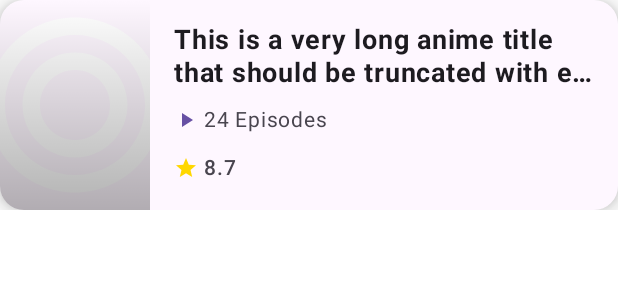
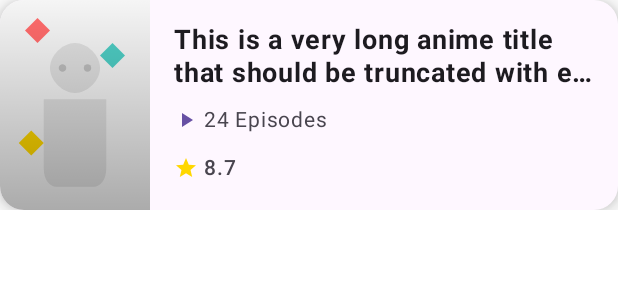
Before and after one commit to menezla/AnimeExplorer, an Android app built with Jetpack Compose: the @Preview function AnimeCardLongTitlePreview, on a phone screen of 412 x 824 dp. Shown: the top 300 px of the screen. Run offline under Robolectric (Android 15) with nearby library versions, the phone set to English and light mode, and no system bars; our stand-ins replace Room's generated code; pictures from the network do not load.

```diff
--- a/app/src/main/java/com/animeExplorer/MainActivity.kt
+++ b/app/src/main/java/com/animeExplorer/MainActivity.kt
@@ -9,15 +9,14 @@ import androidx.compose.material3.Surface
 import androidx.compose.runtime.Composable
 import androidx.compose.runtime.getValue
 import androidx.compose.runtime.mutableStateOf
-import androidx.compose.runtime.remember
+import androidx.compose.runtime.saveable.rememberSaveable
 import androidx.compose.runtime.setValue
 import androidx.compose.ui.Modifier
 import androidx.lifecycle.compose.collectAsStateWithLifecycle
+import androidx.navigation.NavHostController
 import androidx.navigation.compose.NavHost
 import androidx.navigation.compose.composable
 import androidx.navigation.compose.rememberNavController
-import androidx.navigation.NavHostController
-import com.animeExplorer.util.AppConstants
 import com.animeExplorer.ui.actions.animeDetails.AnimeDetailsAction
 import com.animeExplorer.ui.actions.animeDetails.AnimeDetailsEvent
 import com.animeExplorer.ui.actions.animeDetails.AnimeDetailsUiState
@@ -30,6 +29,7 @@ import com.animeExplorer.ui.screens.splash.SplashScreen
 import com.animeExplorer.ui.theme.AnimeExplorerTheme
 import com.animeExplorer.ui.viewmodel.AnimeDetailsViewModel
 import com.animeExplorer.ui.viewmodel.AnimeListViewModel
+import com.animeExplorer.util.AppConstants
 import org.koin.androidx.compose.koinViewModel
 
 /**
@@ -61,7 +61,7 @@ class MainActivity : ComponentActivity() {
  */
 @Composable
 private fun AnimeNavigation(navController: NavHostController) {
-    var showSplash by remember { mutableStateOf(true) }
+    var showSplash by rememberSaveable { mutableStateOf(true) }
 
     if (showSplash) {
         SplashScreen(
--- a/app/src/main/java/com/animeExplorer/ui/screens/animeList/components/AnimeCard.kt
+++ b/app/src/main/java/com/animeExplorer/ui/screens/animeList/components/AnimeCard.kt
@@ -98,7 +98,7 @@ private fun AnimeCardImage(anime: AnimeEntity) {
                 model = if (AppConstants.SHOW_ANIME_IMAGES) (anime.imageUrl ?: anime.largeImageUrl) else null,
                 contentDescription = anime.title,
                 modifier = Modifier.fillMaxSize(),
-                contentScale = ContentScale.Crop,
+                contentScale = if (anime.imageUrl != null || anime.largeImageUrl != null) ContentScale.Crop else ContentScale.Fit,
                 error = painterResource(id = R.drawable.ic_anime_placeholder),
                 placeholder = painterResource(id = R.drawable.ic_anime_placeholder)
             )
--- a/app/src/main/res/drawable/ic_anime_placeholder.xml
+++ b/app/src/main/res/drawable/ic_anime_placeholder.xml
@@ -1,9 +1,40 @@
 <vector xmlns:android="http://schemas.android.com/apk/res/android"
-    android:width="24dp"
-    android:height="24dp"
-    android:viewportWidth="24"
-    android:viewportHeight="24">
-  <path
-      android:fillColor="@android:color/white"
-      android:pathData="M12,2C6.48,2 2,6.48 2,12s4.48,10 10,10 10,-4.48 10,-10S17.52,2 12,2zM12,20c-4.41,0 -8,-3.59 -8,-8s3.59,-8 8,-8 8,3.59 8,8 -3.59,8 -8,8zM12,6c-3.31,0 -6,2.69 -6,6s2.69,6 6,6 6,-2.69 6,-6 -2.69,-6 -6,-6zM12,16c-2.21,0 -4,-1.79 -4,-4s1.79,-4 4,-4 4,1.79 4,4 -1.79,4 -4,4z"/>
+    android:width="120dp"
+    android:height="180dp"
+    android:viewportWidth="120"
+    android:viewportHeight="180">
+
+    <!-- Background rectangle -->
+    <path
+        android:fillColor="#F5F5F5"
+        android:pathData="M0,0h120v180h-120z"/>
+
+    <!-- Anime character silhouette -->
+    <path
+        android:fillColor="#E0E0E0"
+        android:pathData="M60,40C50,40 40,50 40,60C40,70 50,80 60,80C70,80 80,70 80,60C80,50 70,40 60,40Z"/>
+
+    <!-- Body -->
+    <path
+        android:fillColor="#E0E0E0"
+        android:pathData="M35,85L85,85L85,140C85,150 80,155 75,155L45,155C40,155 35,150 35,140Z"/>
+
+    <!-- Eyes -->
+    <path
+        android:fillColor="#BDBDBD"
+        android:pathData="M50,60m-3,0a3,3 0,1 1,6 0a3,3 0,1 1,-6 0"/>
+    <path
+        android:fillColor="#BDBDBD"
+        android:pathData="M70,60m-3,0a3,3 0,1 1,6 0a3,3 0,1 1,-6 0"/>
+
+    <!-- Decorative elements -->
+    <path
+        android:fillColor="#FF6B6B"
+        android:pathData="M20,30L30,20L40,30L30,40Z"/>
+    <path
+        android:fillColor="#4ECDC4"
+        android:pathData="M80,50L90,40L100,50L90,60Z"/>
+    <path
+        android:fillColor="#FFD700"
+        android:pathData="M15,120L25,110L35,120L25,130Z"/>
 </vector>
```
Also changed, not shown: app/src/main/java/com/animeExplorer/ui/screens/animeList/AnimeListScreen.kt (+6 -5 lines).
